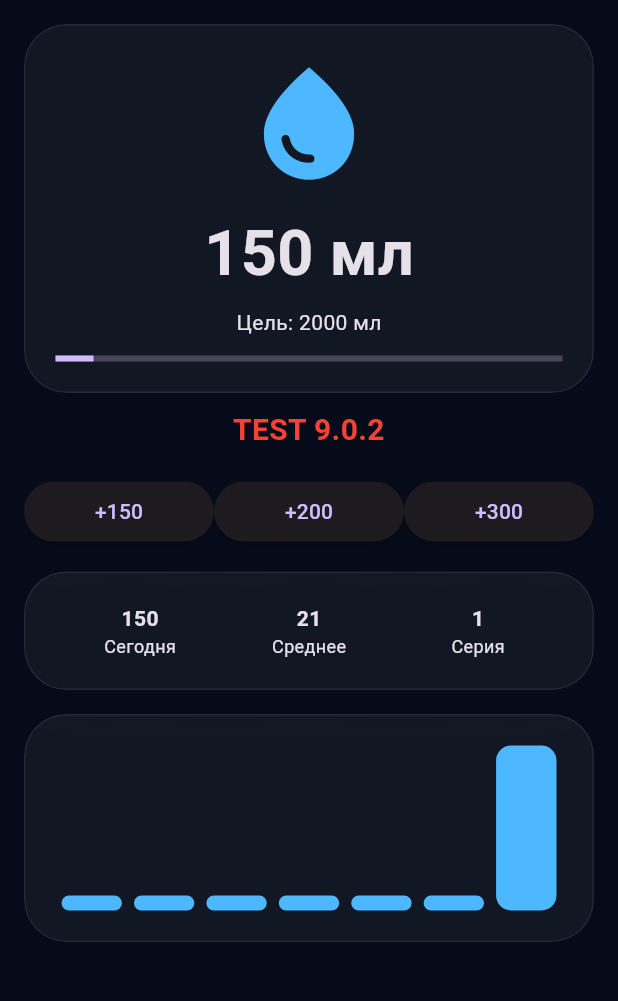
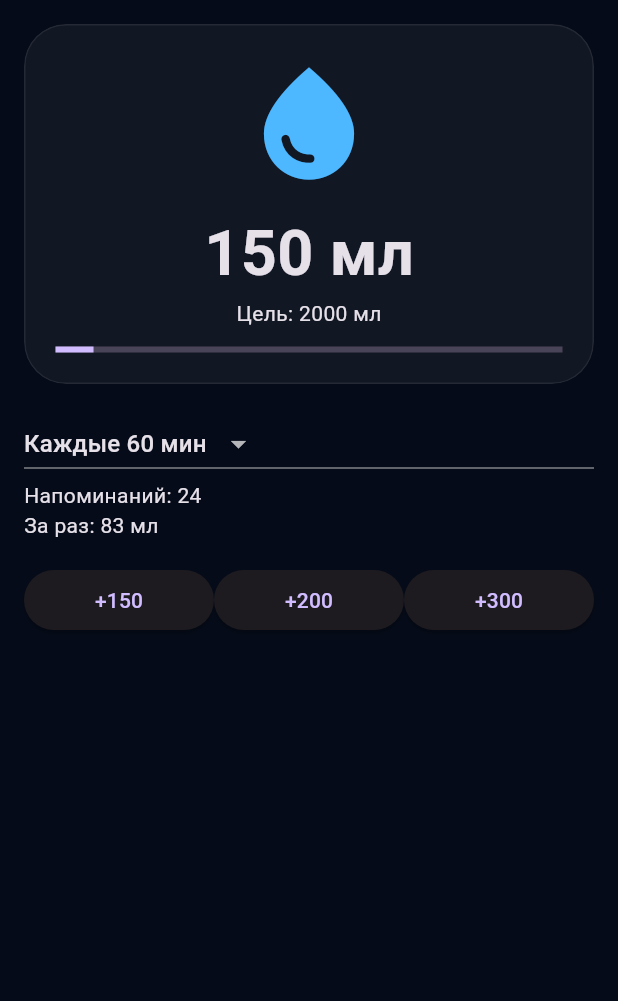
Before and after one commit to Blad-7/update_host, a Flutter app: the screen it shows after launch, after a tap on an icon or button, on a phone screen of 412 x 824 dp, the part 84-1085 px from its top. Run offline on Flutter 3.47's test engine with Material 3 defaults, Android fonts, the phone set to English and light mode, and no system bars; our stand-ins replace dio, open_filex, shared_preferences; network calls fail.

Commit message:
v10.0.2 final stable

```diff
--- a/lib/main.dart
+++ b/lib/main.dart
@@ -78,6 +78,9 @@ class _WaterHomeState extends State<WaterHome> {
   int goalMl = 2000;
   bool loading = true;
 
+  // 🔥 НОВОЕ
+  int intervalMinutes = 60;
+
   Map<String, int> dailyHistory = {};
   Timer? reminderTimer;
 
@@ -87,6 +90,10 @@ class _WaterHomeState extends State<WaterHome> {
   String get todayKey => _key(DateTime.now());
 
   bool get isGoalReached => waterMl >= goalMl && goalMl > 0;
+
+  // 🔥 РАСЧЕТЫ
+  int get remindersPerDay => (24 * 60 ~/ intervalMinutes);
+  int get waterPerReminder => (goalMl ~/ remindersPerDay);
 
   @override
   void initState() {
@@ -108,6 +115,7 @@ class _WaterHomeState extends State<WaterHome> {
     final prefs = await SharedPreferences.getInstance();
 
     goalMl = prefs.getInt('goal_ml') ?? 2000;
+    intervalMinutes = prefs.getInt('interval') ?? 60;
 
     final raw = prefs.getString('daily_history');
 
@@ -125,6 +133,7 @@ class _WaterHomeState extends State<WaterHome> {
     final prefs = await SharedPreferences.getInstance();
     await prefs.setString('daily_history', jsonEncode(dailyHistory));
     await prefs.setInt('goal_ml', goalMl);
+    await prefs.setInt('interval', intervalMinutes);
   }
 
   Future<void> _addWater(int amount) async {
@@ -195,29 +204,14 @@ class _WaterHomeState extends State<WaterHome> {
   void _startReminder() {
     reminderTimer?.cancel();
 
-    final now = DateTime.now();
-
-    if (now.hour < 8 || now.hour >= 22) return;
-
-    final remaining = (goalMl - waterMl).clamp(0, goalMl);
-    if (remaining <= 0) return;
-
-    int portions = (remaining / 200).ceil();
-
-    final end = DateTime(now.year, now.month, now.day, 22);
-    final minutesLeft = end.difference(now).inMinutes;
-
-    if (minutesLeft <= 0) return;
-
-    int interval = (minutesLeft / portions).floor();
-
-    if (interval < 20) interval = 20;
-
-    reminderTimer = Timer.periodic(Duration(minutes: interval), (_) {
+    reminderTimer =
+        Timer.periodic(Duration(minutes: intervalMinutes), (_) {
       if (!mounted) return;
 
       ScaffoldMessenger.of(context).showSnackBar(
-        const SnackBar(content: Text('💧 Выпей воды (~200 мл)')),
+        SnackBar(
+          content: Text('💧 Выпей ~$waterPerReminder мл воды'),
+        ),
       );
     });
   }
@@ -247,24 +241,9 @@ class _WaterHomeState extends State<WaterHome> {
     final progress = goalMl == 0 ? 0.0 : (waterMl / goalMl).clamp(0.0, 1.0);
 
     return glassCard(
-      child: Stack(
+      child: Column(
         children: [
-          if (isGoalReached)
-            const Positioned(
-              top: 0,
-              right: 0,
-              child: Icon(
-                Icons.local_fire_department,
-                color: Colors.orange,
-              ),
-            ),
-          Column(
-            children: [
-              const Icon(
-                Icons.water_drop,
-                size: 90,
-                color: Color(0xFF4DB7FF),
-              ),
+          const Icon(Icons.water_drop, size: 90, color: Color(0xFF4DB7FF)),
           const SizedBox(height: 12),
           Text(
             '$waterMl мл',
@@ -273,89 +252,10 @@ class _WaterHomeState extends State<WaterHome> {
               fontWeight: FontWeight.bold,
             ),
           ),
-              const SizedBox(height: 6),
           Text('Цель: $goalMl мл'),
           const SizedBox(height: 12),
           LinearProgressIndicator(value: progress),
         ],
-          ),
-        ],
-      ),
-    );
-  }
-
-  Widget _buildStats() {
-    return glassCard(
-      child: Row(
-        children: [
-          Expanded(child: _stat('Сегодня', '$waterMl')),
-          Expanded(child: _stat('Среднее', '${_avg(7)}')),
-          Expanded(child: _stat('Серия', '${_streak()}')),
-        ],
-      ),
-    );
-  }
-
-  Widget _stat(String t, String v) {
-    return Column(
-      children: [
-        Text(v, style: const TextStyle(fontWeight: FontWeight.bold)),
-        Text(t, style: const TextStyle(fontSize: 12)),
-      ],
-    );
-  }
-
-  int _streak() {
-    int s = 0;
-    final now = DateTime.now();
-
-    for (int i = 0; i < 365; i++) {
-      final d = now.subtract(Duration(days: i));
-      if ((dailyHistory[_key(d)] ?? 0) > 0) {
-        s++;
-      } else {
-        break;
-      }
-    }
-    return s;
-  }
-
-  int _avg(int d) {
-    int sum = 0;
-    final now = DateTime.now();
-
-    for (int i = 0; i < d; i++) {
-      final day = now.subtract(Duration(days: i));
-      sum += dailyHistory[_key(day)] ?? 0;
-    }
-    return (sum / d).round();
-  }
-
-  Widget _buildChart() {
-    final values = List.generate(7, (i) {
-      final d = DateTime.now().subtract(Duration(days: i));
-      return dailyHistory[_key(d)] ?? 0;
-    }).reversed.toList();
-
-    final maxVal = values.fold(1, (a, b) => b > a ? b : a);
-
-    return glassCard(
-      child: Row(
-        crossAxisAlignment: CrossAxisAlignment.end,
-        children: values.map((v) {
-          final h = (v / maxVal) * 100 + 10;
-
-          return Expanded(
-            child: Container(
-              margin: const EdgeInsets.symmetric(horizontal: 4),
-              height: h,
-              decoration: BoxDecoration(
-                color: const Color(0xFF4DB7FF),
-                borderRadius: BorderRadius.circular(10),
-              ),
-            ),
-          );
-        }).toList(),
       ),
     );
   }
@@ -395,17 +295,32 @@ class _WaterHomeState extends State<WaterHome> {
         padding: const EdgeInsets.all(16),
         children: [
           _buildTopCard(),
-          const SizedBox(height: 10),
-          const Text(
-            'TEST 9.0.2',
-            textAlign: TextAlign.center,
-            style: TextStyle(
-              color: Colors.red,
-              fontSize: 20,
-              fontWeight: FontWeight.bold,
+
+          const SizedBox(height: 16),
+
+          // 🔥 ВЫБОР ИНТЕРВАЛА
+          DropdownButton<int>(
+            value: intervalMinutes,
+            items: [15, 30, 60, 120].map((e) {
+              return DropdownMenuItem(
+                value: e,
+                child: Text("Каждые $e мин"),
+              );
+            }).toList(),
+            onChanged: (v) {
+              setState(() {
+                intervalMinutes = v!;
+              });
+              _saveData();
+              _startReminder();
+            },
           ),
-          ),
+
+          Text("Напоминаний: $remindersPerDay"),
+          Text("За раз: $waterPerReminder мл"),
+
           const SizedBox(height: 16),
+
           Row(
             children: [
               _button(150),
@@ -413,10 +328,6 @@ class _WaterHomeState extends State<WaterHome> {
               _button(300),
             ],
           ),
-          const SizedBox(height: 16),
-          _buildStats(),
-          const SizedBox(height: 16),
-          _buildChart(),
         ],
       ),
     );
--- a/lib/updater.dart
+++ b/lib/updater.dart
@@ -33,11 +33,11 @@ class UpdateInfo {
 // 🚀 ОБНОВЛЯТОР
 // =========================
 class Updater {
-  // 🔥 ломаем кеш
   static const String url =
-      "https://blad-7.github.io/update_host/update.json?v=4";
+      "https://raw.githubusercontent.com/Blad-7/update_host/main/update.json";
 
-  static const String currentVersion = "9.0.2";
+  // 🔥 ВАЖНО: обновили
+  static const String currentVersion = "10.0.2";
 
   // =========================
   // 🔍 ПРОВЕРКА
@@ -47,13 +47,7 @@ class Updater {
       debugPrint("=== UPDATE CHECK START ===");
       debugPrint("CURRENT VERSION: $currentVersion");
 
-      final res = await http.get(
-        Uri.parse(url),
-        headers: {
-          "Cache-Control": "no-cache",
-          "Pragma": "no-cache",
-        },
-      ).timeout(const Duration(seconds: 5));
+      final res = await http.get(Uri.parse(url));
 
       debugPrint("STATUS: ${res.statusCode}");
 
@@ -109,9 +103,7 @@ class Updater {
     String apkUrl,
     Function(double) onProgress,
   ) async {
-    // 🔥 сохраняем в DOWNLOADS
-    final dir = Directory("/storage/emulated/0/Download");
-    final path = "${dir.path}/hydro_update.apk";
+    final path = "/storage/emulated/0/Download/hydro_update.apk";
     final file = File(path);
 
     debugPrint("SAVE TO: $path");
@@ -125,6 +117,11 @@ class Updater {
     await dio.download(
       apkUrl,
       path,
+      options: Options(
+        responseType: ResponseType.bytes,
+        followRedirects: true,
+        receiveTimeout: const Duration(seconds: 60),
+      ),
       onReceiveProgress: (received, total) {
         if (total > 0) {
           onProgress(received / total);
@@ -139,18 +136,17 @@ class Updater {
     final size = file.lengthSync();
     debugPrint("SIZE: $size");
 
-    if (size < 1000000) {
-      throw Exception("APK поврежден");
+    if (size < 5000000) {
+      throw Exception("Файл поврежден (возможно не APK)");
     }
 
-    // 🔥 пробуем открыть установщик
     final result = await OpenFilex.open(path);
-    debugPrint("OPEN: ${result.type}");
 
-    // 🔥 если не открылся — fallback
+    debugPrint("OPEN RESULT: ${result.type}");
+
     if (result.type.name != 'done') {
       throw Exception(
-        "Не удалось открыть установщик.\nОткрой вручную:\nDownload/hydro_update.apk",
+        "Не удалось открыть установку.\nОткрой вручную:\nDownload/hydro_update.apk",
       );
     }
   }
@@ -212,14 +208,6 @@ class _UpdateGateState extends State<UpdateGate> {
           });
         },
       );
-
-      if (!mounted) return;
-
-      ScaffoldMessenger.of(context).showSnackBar(
-        const SnackBar(
-          content: Text("Файл скачан → открой Download и установи APK"),
-        ),
-      );
     } catch (e) {
       if (!mounted) return;
 
--- a/pubspec.yaml
+++ b/pubspec.yaml
@@ -2,7 +2,8 @@ name: hydro_tracker_app
 description: "Hydro Tracker App"
 publish_to: 'none'
 
-version: 9.0.2+1
+# 🔥 ОБНОВИЛИ ВЕРСИЮ
+version: 10.0.2+2
 
 environment:
   sdk: '>=3.3.0 <4.0.0'
```
Also changed, not shown: 1 other file. Lines whose indentation alone changed are shown as unchanged.
